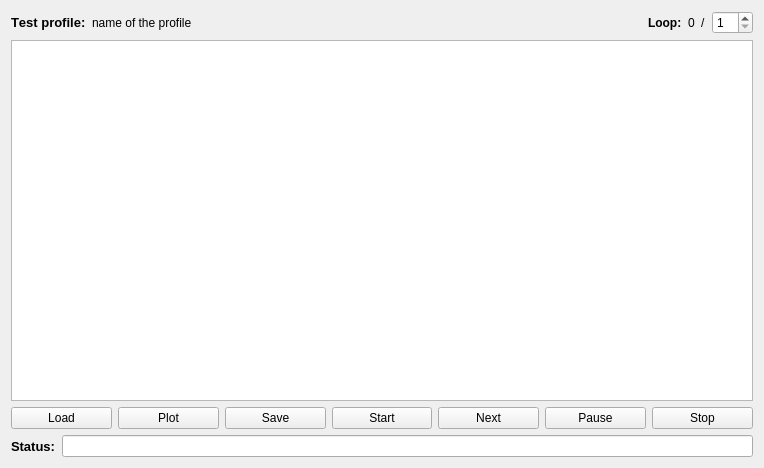
Old version of the form code/client/testsequencer.ui in the repository ngocminhdao88/Zylinderkopfpruefstand.
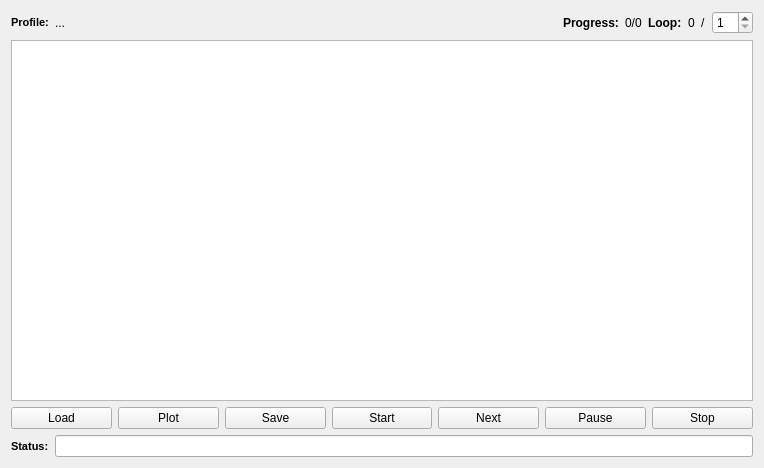
New version of the form.

Commit message: Continued working on test profile. Refactoring enum for data model (VFD and Test Profile using same enum)

Diff of the .ui file:
```diff
--- a/code/client/testsequencer.ui
+++ b/code/client/testsequencer.ui
@@ -20,21 +20,21 @@
       <widget class="QLabel" name="label">
        <property name="font">
         <font>
-         <pointsize>10</pointsize>
+         <pointsize>8</pointsize>
          <weight>75</weight>
          <bold>true</bold>
          <kerning>false</kerning>
         </font>
        </property>
        <property name="text">
-        <string>Test profile:</string>
+        <string>Profile:</string>
        </property>
       </widget>
      </item>
      <item>
       <widget class="QLabel" name="profileLabel">
        <property name="text">
-        <string>name of the profile</string>
+        <string>...</string>
        </property>
       </widget>
      </item>
@@ -51,6 +51,26 @@
        </property>
       </spacer>
      </item>
+     <item>
+      <widget class="QLabel" name="label_4">
+       <property name="font">
+        <font>
+         <weight>75</weight>
+         <bold>true</bold>
+        </font>
+       </property>
+       <property name="text">
+        <string>Progress:</string>
+       </property>
+      </widget>
+     </item>
+     <item>
+      <widget class="QLabel" name="progressLabel">
+       <property name="text">
+        <string>0/0</string>
+       </property>
+      </widget>
+     </item>
      <item>
       <widget class="QLabel" name="label_3">
        <property name="font">
@@ -177,7 +197,7 @@
       <widget class="QLabel" name="label_2">
        <property name="font">
         <font>
-         <pointsize>10</pointsize>
+         <pointsize>8</pointsize>
          <weight>75</weight>
          <bold>true</bold>
          <kerning>false</kerning>
```
Left out of the diff: 2 changed lines with no effect on the pictures. The commit also changes 17 other files.
